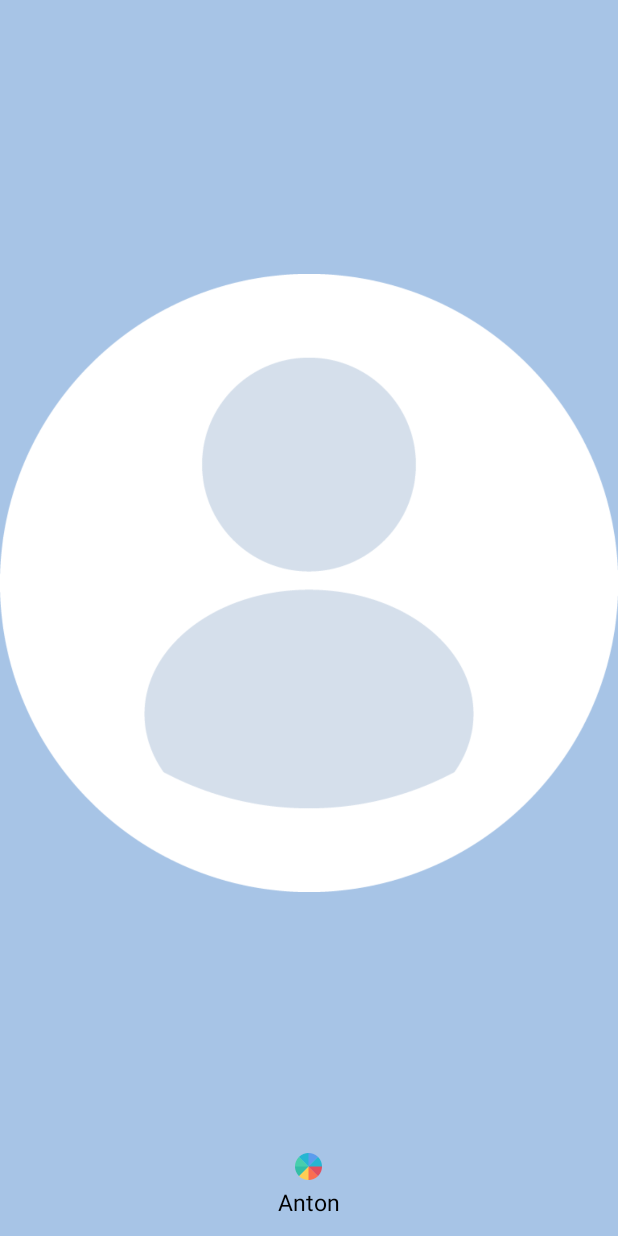
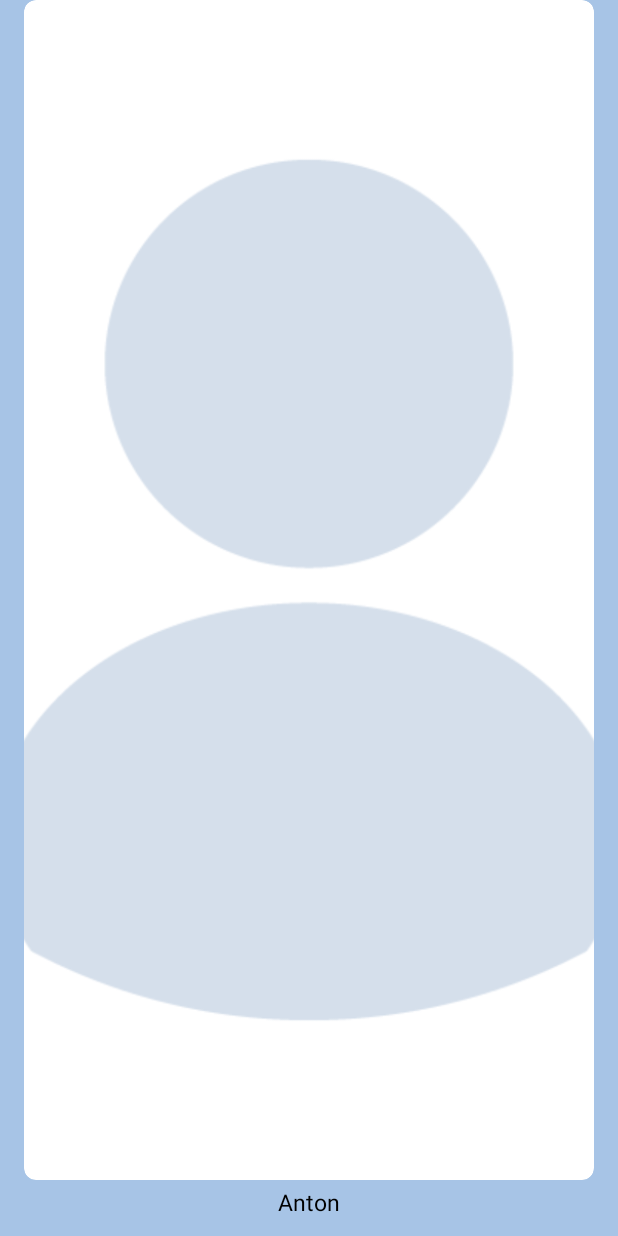
Before and after one commit to KarpovAnton/MyFirstApp, an Android app: the layout viewholder_profile.xml on its own in the app's theme, with its tools: preview values and no code run, on a phone screen of 412 x 824 dp. Run offline under Robolectric (Android 15) with nearby library versions, the phone set to English and light mode, and no system bars.

Commit message:
switch rounded avatars to rounded corners

```diff
--- a/app/src/main/java/com/socializer/vacuum/activities/main/MainActivity.java
+++ b/app/src/main/java/com/socializer/vacuum/activities/main/MainActivity.java
@@ -218,7 +218,6 @@ public class MainActivity extends DaggerAppCompatActivity implements
 
     @Override
     public void onRefresh() {
-        recyclerView.
         presenter.refresh();
     }
 
--- /dev/null
+++ b/app/src/main/res/drawable/bg_rounded.xml
@@ -0,0 +1,4 @@
+<?xml version="1.0" encoding="UTF-8"?>
+<shape xmlns:android="http://schemas.android.com/apk/res/android">
+    <corners android:radius="8dp" />
+</shape>
--- a/app/src/main/res/layout/viewholder_profile.xml
+++ b/app/src/main/res/layout/viewholder_profile.xml
@@ -1,31 +1,39 @@
 <?xml version="1.0" encoding="utf-8"?>
 <LinearLayout xmlns:android="http://schemas.android.com/apk/res/android"
     xmlns:tools="http://schemas.android.com/tools"
+    xmlns:app="http://schemas.android.com/apk/res-auto"
     android:orientation="vertical"
     android:layout_width="match_parent"
     android:layout_height="match_parent"
     android:layout_marginBottom="4dp">
 
-    <RelativeLayout
-        android:layout_width="match_parent"
-        android:layout_height="0dp"
-        android:layout_weight="1">
 
-        <ImageView
-            android:id="@+id/avatarImage"
+
+        <FrameLayout
             android:layout_width="match_parent"
-            android:layout_height="match_parent"
-            android:paddingBottom="9dp"
-            android:src="@drawable/default_avatar"/>
+            android:layout_height="0dp"
+            android:layout_weight="1"
+            android:paddingLeft="16dp"
+            android:paddingRight="16dp">
 
-        <ImageView
-            android:id="@+id/statusImage"
-            android:layout_width="18dp"
-            android:layout_height="18dp"
-            android:layout_centerHorizontal="true"
-            android:layout_alignParentBottom="true"
-            android:src="@drawable/online"/>
-    </RelativeLayout>
+            <androidx.cardview.widget.CardView
+                android:layout_width="match_parent"
+                android:layout_height="match_parent"
+                app:cardCornerRadius="8dp"
+                app:cardElevation="0dp">
+
+                <ImageView
+                    android:id="@+id/avatarImage"
+                    android:layout_width="match_parent"
+                    android:layout_height="match_parent"
+                    android:background="@drawable/bg_rounded"
+                    android:src="@drawable/default_avatar"
+                    android:scaleType="centerCrop"/>
+            </androidx.cardview.widget.CardView>
+
+
+        </FrameLayout>
+
 
     <TextView
         android:id="@+id/nameText"
```
Also changed, not shown: app/src/main/java/com/socializer/vacuum/utils/ImageUtils.java (+22 -1 lines), app/src/main/java/com/socializer/vacuum/views/viewholders/ProfileViewHolder.java (+3 -13 lines).
